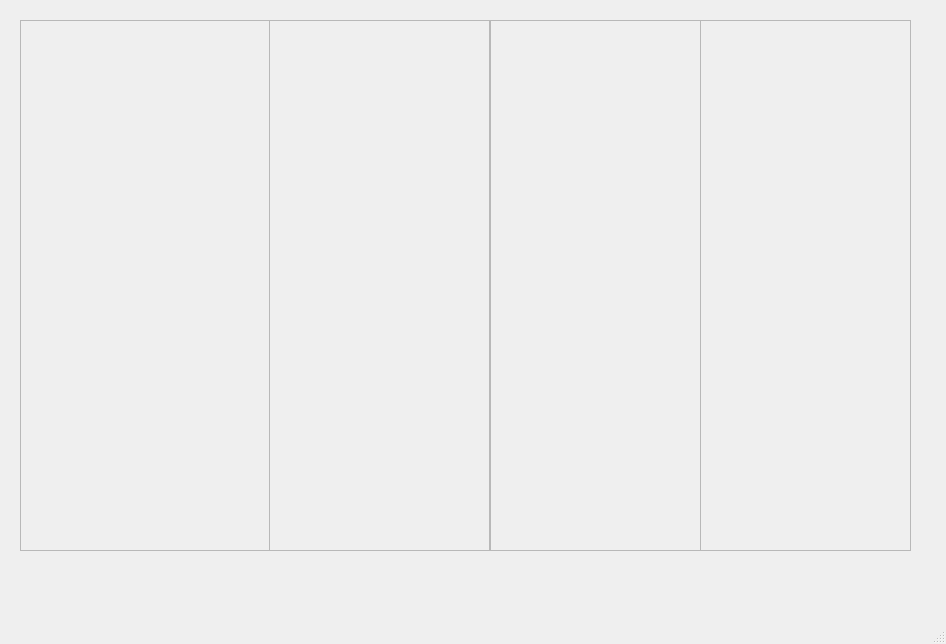
Before: the Qt Designer form loginscreen/adminwindow.ui in jgrady15/CS1C-Project-1, drawn with Qt 5.
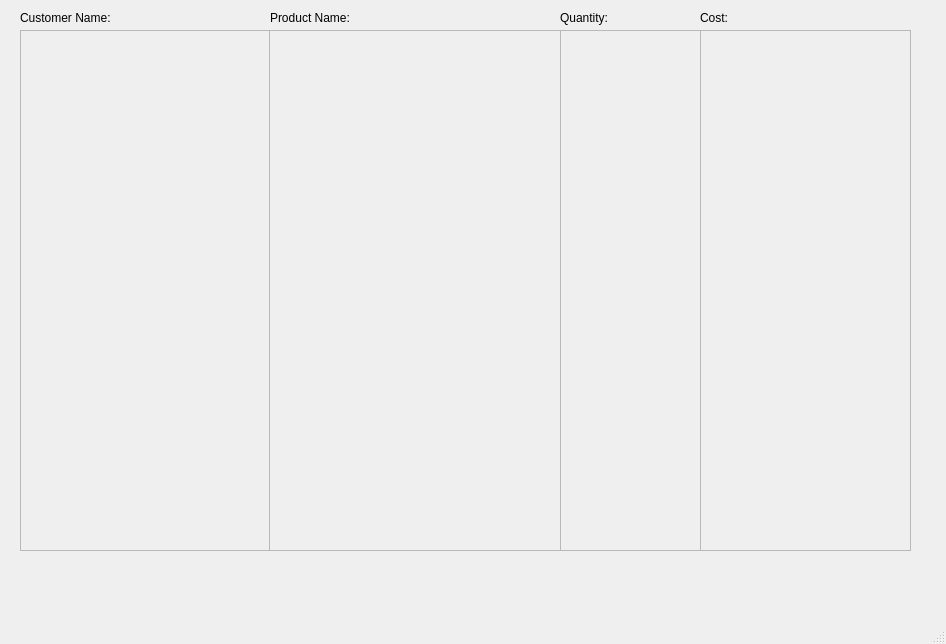
After: the same form once the commit is applied. The open tabs and pages were chosen to show the change.

What changed in the file:
```diff
--- a/loginscreen/adminwindow.ui
+++ b/loginscreen/adminwindow.ui
@@ -173,9 +173,9 @@
       <property name="geometry">
        <rect>
         <x>20</x>
-        <y>20</y>
+        <y>30</y>
         <width>251</width>
-        <height>531</height>
+        <height>521</height>
        </rect>
       </property>
      </widget>
@@ -186,9 +186,9 @@
       <property name="geometry">
        <rect>
         <x>269</x>
-        <y>20</y>
-        <width>221</width>
-        <height>531</height>
+        <y>30</y>
+        <width>301</width>
+        <height>521</height>
        </rect>
       </property>
      </widget>
@@ -199,9 +199,9 @@
       <property name="geometry">
        <rect>
         <x>700</x>
-        <y>20</y>
+        <y>30</y>
         <width>211</width>
-        <height>531</height>
+        <height>521</height>
        </rect>
       </property>
      </widget>
@@ -211,13 +211,65 @@
       </property>
       <property name="geometry">
        <rect>
-        <x>490</x>
-        <y>20</y>
-        <width>211</width>
-        <height>531</height>
+        <x>560</x>
+        <y>30</y>
+        <width>141</width>
+        <height>521</height>
        </rect>
       </property>
      </widget>
+     <widget class="QLabel" name="label_2">
+      <property name="geometry">
+       <rect>
+        <x>20</x>
+        <y>10</y>
+        <width>101</width>
+        <height>16</height>
+       </rect>
+      </property>
+      <property name="text">
+       <string>Customer Name:</string>
+      </property>
+     </widget>
+     <widget class="QLabel" name="label_3">
+      <property name="geometry">
+       <rect>
+        <x>270</x>
+        <y>10</y>
+        <width>101</width>
+        <height>16</height>
+       </rect>
+      </property>
+      <property name="text">
+       <string>Product Name:</string>
+      </property>
+     </widget>
+     <widget class="QLabel" name="label_4">
+      <property name="geometry">
+       <rect>
+        <x>560</x>
+        <y>10</y>
+        <width>101</width>
+        <height>16</height>
+       </rect>
+      </property>
+      <property name="text">
+       <string>Quantity:</string>
+      </property>
+     </widget>
+     <widget class="QLabel" name="label_5">
+      <property name="geometry">
+       <rect>
+        <x>700</x>
+        <y>10</y>
+        <width>101</width>
+        <height>16</height>
+       </rect>
+      </property>
+      <property name="text">
+       <string>Cost:</string>
+      </property>
+     </widget>
     </widget>
    </widget>
   </widget>
```
Left out of the diff: 2 changed lines with no effect on the pictures.
